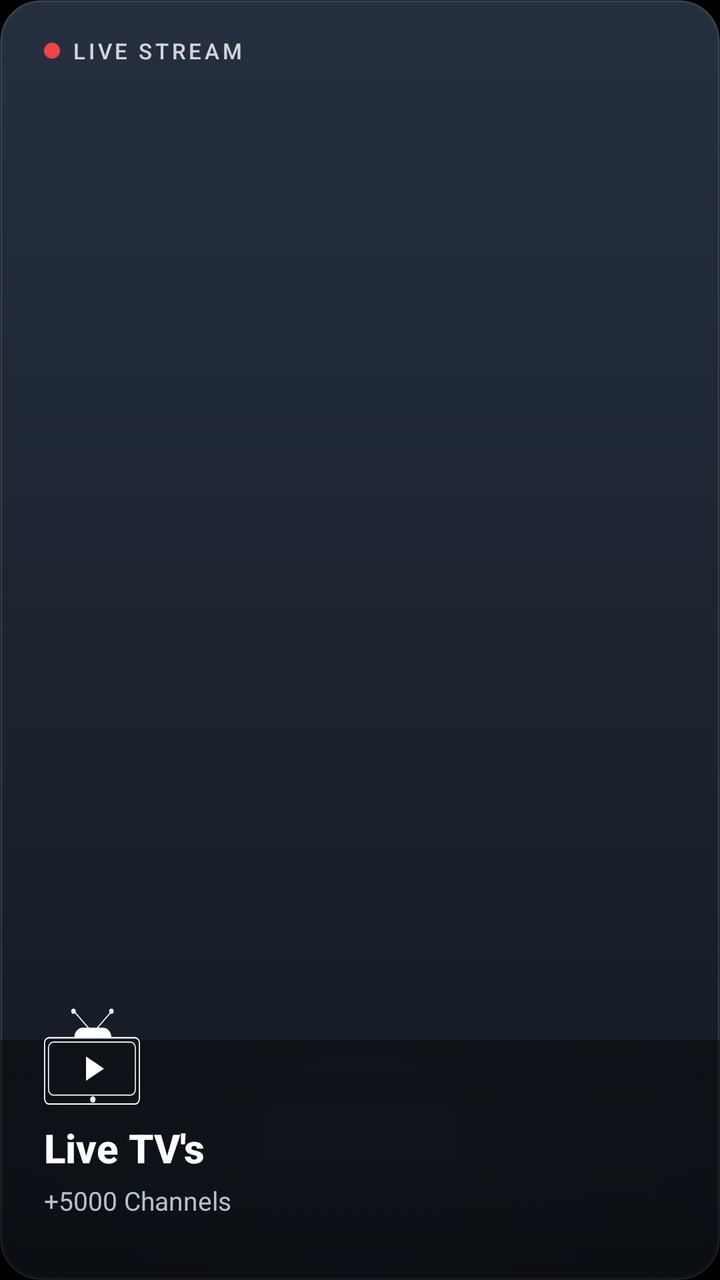
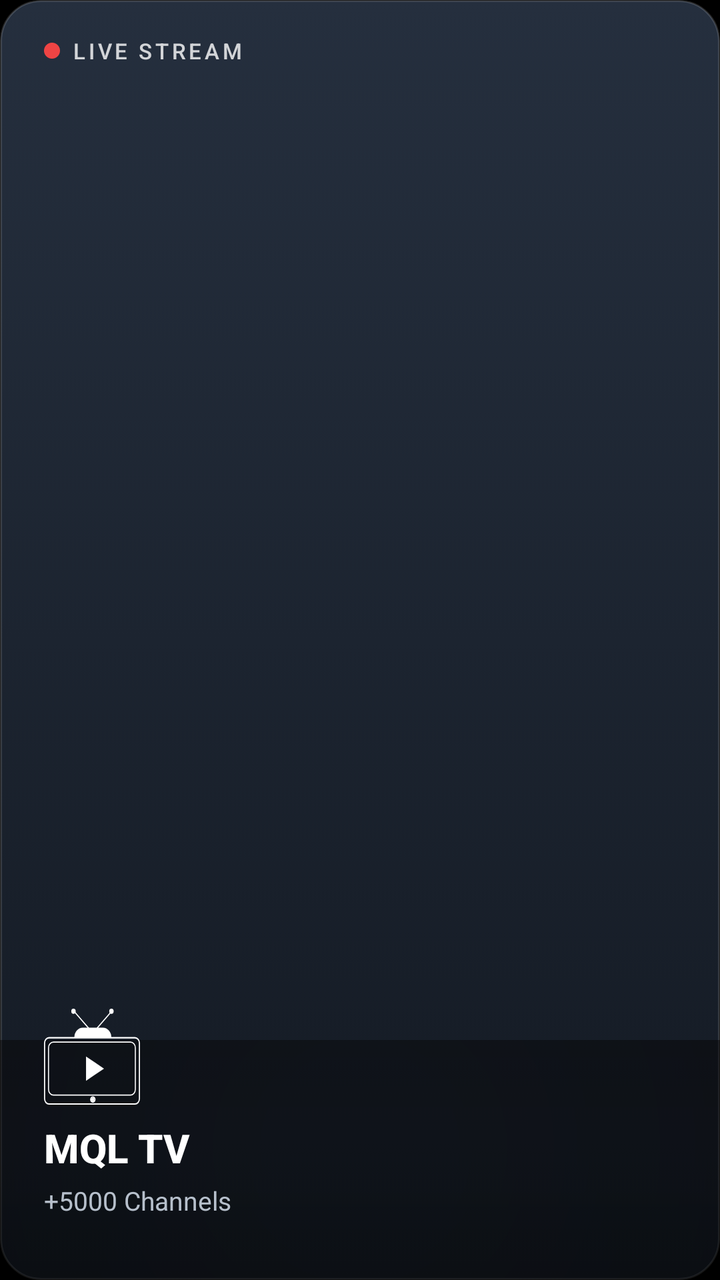

Screens rendered from an Android XML layout before and after an edit, with the pre-edit source and the edit as a unified diff.
<!-- AndroidManifest.xml: application theme Theme.MQLTV -->
<!-- res/layout/item_launcher_card_live_tv.xml -->
<?xml version="1.0" encoding="utf-8"?>
<FrameLayout xmlns:android="http://schemas.android.com/apk/res/android"
    android:layout_width="380dp"
    android:layout_height="220dp"
    android:layout_marginEnd="20dp"
    android:background="@drawable/launcher_card_bg_square"
    android:focusable="true"
    android:focusableInTouchMode="true"
    android:clickable="true"
    android:clipToOutline="true"
    android:descendantFocusability="blocksDescendants">

    <TextureView
        android:id="@+id/launcher_card_video"
        android:layout_width="match_parent"
        android:layout_height="match_parent"
        android:importantForAccessibility="no"
        android:clickable="false"
        android:focusable="false"
        android:visibility="gone" />

    <View
        android:id="@+id/launcher_card_video_scrim"
        android:layout_width="match_parent"
        android:layout_height="match_parent"
        android:background="#40000000"
        android:visibility="gone" />

    
    <View
        android:layout_width="match_parent"
        android:layout_height="120dp"
        android:layout_gravity="bottom"
        android:background="@drawable/launcher_wallpaper_overlay" />

    <LinearLayout
        android:layout_width="match_parent"
        android:layout_height="match_parent"
        android:orientation="vertical"
        android:paddingStart="22dp"
        android:paddingEnd="22dp"
        android:paddingTop="18dp"
        android:paddingBottom="18dp">

        <LinearLayout
            android:layout_width="wrap_content"
            android:layout_height="wrap_content"
            android:orientation="horizontal"
            android:gravity="center_vertical">

            <View
                android:layout_width="8dp"
                android:layout_height="8dp"
                android:background="@drawable/badge_bg"
                android:backgroundTint="#EF4444" />

            <TextView
                android:layout_width="wrap_content"
                android:layout_height="wrap_content"
                android:layout_marginStart="6dp"
                android:text="LIVE STREAM"
                android:textColor="#CCFFFFFF"
                android:textSize="11sp"
                android:fontFamily="sans-serif-medium"
                android:letterSpacing="0.14" />
        </LinearLayout>

        <View
            android:layout_width="match_parent"
            android:layout_height="0dp"
            android:layout_weight="1" />

        <ImageView
            android:id="@+id/launcher_card_icon"
            android:layout_width="48dp"
            android:layout_height="48dp"
            android:layout_gravity="start"
            android:src="@drawable/tv_play_icon"
            android:tint="@color/mql_text_primary"
            android:duplicateParentState="true"
            android:contentDescription="Icon" />

        <View
            android:layout_width="match_parent"
            android:layout_height="8dp" />

        <TextView
            android:id="@+id/launcher_card_title"
            android:layout_width="wrap_content"
            android:layout_height="wrap_content"
            android:text="Live TV's"
            android:textColor="@color/mql_text_primary"
            android:textSize="20sp"
            android:duplicateParentState="true"
            android:fontFamily="sans-serif-medium"
            android:textStyle="bold" />

        <TextView
            android:id="@+id/launcher_card_subtitle"
            android:layout_width="wrap_content"
            android:layout_height="wrap_content"
            android:layout_marginTop="4dp"
            android:text="+5000 Channels"
            android:textColor="@color/mql_text_secondary"
            android:duplicateParentState="true"
            android:textSize="13sp" />

        <View
            android:id="@+id/launcher_card_indicator"
            android:layout_width="48dp"
            android:layout_height="3dp"
            android:layout_marginTop="10dp"
            android:background="@drawable/hero_kicker_bar"
            android:duplicateParentState="true"
            android:visibility="invisible" />

    </LinearLayout>

    <View
        android:layout_width="match_parent"
        android:layout_height="match_parent"
        android:background="@drawable/launcher_card_focus_frame_square"
        android:clickable="false"
        android:focusable="false"
        android:importantForAccessibility="no"
        android:duplicateParentState="true" />

</FrameLayout>
<!-- resources referenced by this layout -->
<resources>
  <color name="mql_text_primary">#FFFFFF</color>
  <color name="mql_text_secondary">#B7C0CC</color>
  <!-- drawable badge_bg (drawable) -->
  <?xml version="1.0" encoding="utf-8"?>
  <shape xmlns:android="http://schemas.android.com/apk/res/android"
      android:shape="oval">
      <solid android:color="#E53935" />
  </shape>
  <!-- drawable hero_kicker_bar (drawable) -->
  <?xml version="1.0" encoding="utf-8"?>
  <shape xmlns:android="http://schemas.android.com/apk/res/android" android:shape="rectangle">
      <solid android:color="#FF8B5CF6" />
      <corners android:radius="2dp" />
  </shape>
  <!-- drawable launcher_card_focus_frame_square (drawable) -->
  <?xml version="1.0" encoding="utf-8"?>
  <selector xmlns:android="http://schemas.android.com/apk/res/android">
      <item android:state_focused="true">
          <shape android:shape="rectangle">
              <solid android:color="@android:color/transparent" />
              <corners android:radius="20dp" />
              <stroke android:width="2.5dp" android:color="#F5FFFFFF" />
          </shape>
      </item>
      <item android:state_activated="true">
          <shape android:shape="rectangle">
              <solid android:color="@android:color/transparent" />
              <corners android:radius="20dp" />
              <stroke android:width="2dp" android:color="#B3FFFFFF" />
          </shape>
      </item>
      <item>
          <shape android:shape="rectangle">
              <solid android:color="@android:color/transparent" />
          </shape>
      </item>
  </selector>
  <!-- drawable launcher_wallpaper_overlay (drawable) -->
  <?xml version="1.0" encoding="utf-8"?>
  <layer-list xmlns:android="http://schemas.android.com/apk/res/android">
  
      
      <item>
          <shape android:shape="rectangle">
              <solid android:color="#33000000" />
          </shape>
      </item>
  
      
      <item>
          <shape android:shape="rectangle">
              <gradient
                  android:angle="90"
                  android:startColor="#44000000"
                  android:centerColor="#22000000"
                  android:endColor="#33000000" />
          </shape>
      </item>
  
      
      <item>
          <shape android:shape="rectangle">
              <gradient
                  android:type="radial"
                  android:gradientRadius="600dp"
                  android:centerX="50%"
                  android:centerY="45%"
                  android:startColor="#00000000"
                  android:endColor="#66000000" />
          </shape>
      </item>
  
  </layer-list>
  <style name="Theme.MQLTV" parent="Theme.Leanback">
          <item name="android:windowBackground">@drawable/window_background</item>
      </style>
  <!-- drawable window_background (drawable) -->
  <?xml version="1.0" encoding="utf-8"?>
  <layer-list xmlns:android="http://schemas.android.com/apk/res/android">
      
      <item android:drawable="@android:color/black" />
  
      
      <item>
          <bitmap
              android:gravity="center"
              android:src="@drawable/banner" />
      </item>
  </layer-list>
  <!-- unchanged entries left out for length: 3 -->
</resources>

<!-- the commit's change to res/layout/item_launcher_card_live_tv.xml (unified diff, before → after) -->
@@ -88,7 +88,7 @@
             android:id="@+id/launcher_card_title"
             android:layout_width="wrap_content"
             android:layout_height="wrap_content"
-            android:text="Live TV's"
+            android:text="MQL TV"
             android:textColor="@color/mql_text_primary"
             android:textSize="20sp"
             android:duplicateParentState="true"
